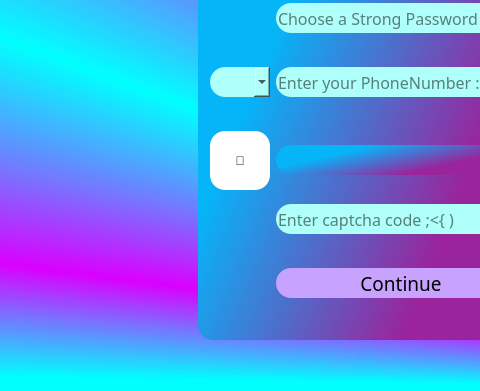
Qt form signup.ui (Abeh995/JobVista) before a commit; both pictures show x 173 to 653 and y 219 to 610 of the 1142 by 610 pixel window.
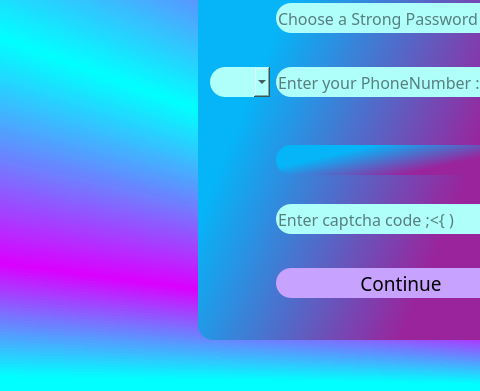
The same form after that commit. Icons and pictures are not drawn.

```diff
--- a/signup.ui
+++ b/signup.ui
@@ -510,11 +510,18 @@
           <height>59</height>
          </size>
         </property>
+        <property name="maximumSize">
+         <size>
+          <width>16777215</width>
+          <height>65</height>
+         </size>
+        </property>
         <property name="styleSheet">
-         <string notr="true">background-color: rgb(255, 255, 255);</string>
+         <string notr="true">background-color: qlineargradient(spread:pad, x1:0, y1:0, x2:1, y2:1, stop:0 rgba(0, 0, 0, 0), stop:1 rgba(0, 0, 0, 0));
+border-image: url(:/icon/icon-refresh.png);</string>
         </property>
         <property name="text">
-         <string>🔄️</string>
+         <string/>
         </property>
        </widget>
       </item>
```
